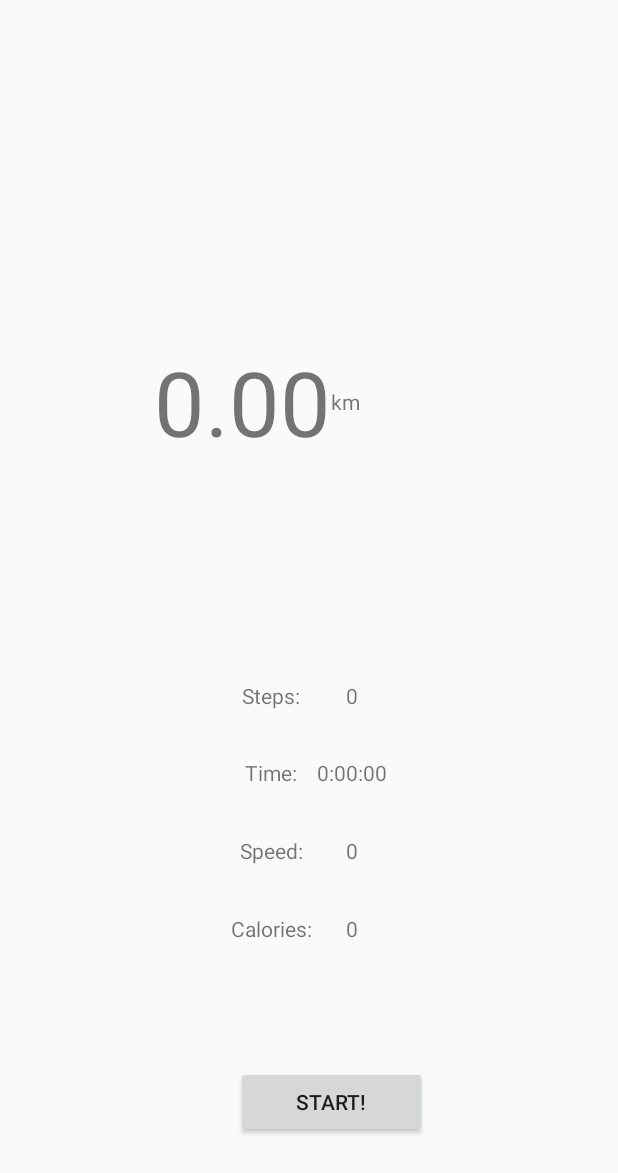
After one commit to 1105959326/IAT359, an Android app: the RecordPage screen opened directly, with no data from a screen before it, on a phone screen of 412 x 824 dp. The commit adds this screen. Shown: the top 1173 px of the screen. Run offline under Robolectric (Android 15) with nearby library versions, the phone set to English and light mode, and no system bars.

Commit message:
update function

```diff
--- a/weFit/app/src/main/AndroidManifest.xml
+++ b/weFit/app/src/main/AndroidManifest.xml
@@ -19,6 +19,7 @@
                 <category android:name="android.intent.category.LAUNCHER" />
             </intent-filter>
         </activity>
+        <activity android:name=".RecordPage"></activity>
     </application>
 
 </manifest>
--- /dev/null
+++ b/weFit/app/src/main/java/com/example/wefit/RecordPage.java
@@ -0,0 +1,117 @@
+package com.example.wefit;
+
+import android.app.Activity;
+import android.hardware.Sensor;
+import android.hardware.SensorEvent;
+import android.hardware.SensorEventListener;
+import android.hardware.SensorManager;
+import android.os.Bundle;
+import android.util.Log;
+import android.view.View;
+import android.widget.Button;
+import android.widget.TextView;
+
+public class RecordPage extends Activity implements View.OnClickListener, SensorEventListener {
+
+    private Button startBtn, resumeBtn, finishBtn;
+    private boolean state = false;
+    private TextView stepText, typeText, stateText;
+    private String type;
+    private SensorManager sm;
+    private Sensor sensorS;
+    private int stepNum = 0;
+
+
+    public void onCreate(Bundle b) {
+        super.onCreate(b);
+        setContentView(R.layout.record_page);
+
+        findById();
+
+        type = getIntent().getStringExtra("state");
+        if(type == "run")findViewById(R.id.step_layer).setVisibility(View.VISIBLE);
+
+        sm = (SensorManager) getSystemService(this.SENSOR_SERVICE);
+        sensorS = sm.getDefaultSensor(Sensor.TYPE_STEP_DETECTOR);
+        activity();
+    }
+
+    private void findById(){
+        startBtn = findViewById(R.id.start_btn);
+        resumeBtn = findViewById(R.id.resume_button);
+        finishBtn = findViewById(R.id.finish_btn);
+
+        stepText = findViewById(R.id.steps);
+        typeText = findViewById(R.id.activity_type);
+        stateText = findViewById(R.id.activity_state);
+
+
+        startBtn.setOnClickListener(this);
+        resumeBtn.setOnClickListener(this);
+        finishBtn.setOnClickListener(this);
+
+        resumeBtn.setVisibility(View.INVISIBLE);
+        finishBtn.setVisibility(View.INVISIBLE);
+    }
+
+    private void activity(){
+        stateText.setText("");
+        typeText.setText(type);
+    }
+
+
+    @Override
+    public void onClick(View v) {
+        if (v.getId() == R.id.start_btn){
+            startBtn.setVisibility(View.GONE);
+            resumeBtn.setVisibility(View.VISIBLE);
+            finishBtn.setVisibility(View.VISIBLE);
+            state = true;
+            stateText.setText("Started");
+        }
+
+        if(v.getId() == R.id.resume_button){
+            if(state) {
+                resumeBtn.setText("Resume");
+                state = false;
+                stateText.setText("Paused");
+            }
+            else{
+                resumeBtn.setText("pause");
+                state = true;
+                stateText.setText("Started");
+            }
+        }
+
+        if (v.getId() == R.id.finish_btn){
+            finish();
+        }
+    }
+
+    @Override
+    public void onSensorChanged(SensorEvent event) {
+        stepNum = (int) event.values[0];
+
+
+    }
+
+    @Override
+    public void onAccuracyChanged(Sensor sensor, int accuracy) {
+
+    }
+
+    @Override
+    protected void onResume() {
+
+        super.onResume();
+
+        sm.registerListener(this, sensorS, SensorManager.SENSOR_DELAY_NORMAL);
+    }
+
+    protected void onStop() {
+
+        super.onStop();
+
+        sm.unregisterListener(this, sensorS);
+    }
+}
--- a/weFit/app/src/main/java/com/example/wefit/RecordingActivity.java
+++ b/weFit/app/src/main/java/com/example/wefit/RecordingActivity.java
@@ -1,6 +1,8 @@
 package com.example.wefit;
 
+import android.content.Intent;
 import android.os.Bundle;
+import android.util.Log;
 import android.view.LayoutInflater;
 import android.view.View;
 import android.view.ViewGroup;
@@ -12,7 +14,7 @@ import androidx.fragment.app.Fragment;
 public class RecordingActivity extends Fragment implements View.OnClickListener{
 
     private Button runBtn, rideBtn, startBtn;
-
+    private int state = 1;
     private Button firstButton;
     private SecondFragment secondFragment;
 
@@ -37,11 +39,29 @@ public class RecordingActivity extends Fragment implements View.OnClickListener{
         rideBtn = view.findViewById(R.id.ride_button);
         startBtn = view.findViewById(R.id.startRec);
 
-
+        runBtn.setOnClickListener(this);
+        rideBtn.setOnClickListener(this);
+        startBtn.setOnClickListener(this);
     }
 
     @Override
     public void onClick(View v) {
+        if(v.getId() == R.id.run_button){
+            state = 1;
+        }
+        if(v.getId() == R.id.ride_button){
+            state = 2;
+        }
+
+        if(v.getId() == R.id.startRec){
+            if (state == 1){
+
+                Intent i = new Intent(getContext(), RecordPage.class);
+                i.putExtra("state", "run");
+                getContext().startActivity(i);
+
+            }
+        }
 
     }
 }
--- /dev/null
+++ b/weFit/app/src/main/res/layout/record_page.xml
@@ -0,0 +1,202 @@
+<?xml version="1.0" encoding="utf-8"?>
+<androidx.constraintlayout.widget.ConstraintLayout
+    xmlns:android="http://schemas.android.com/apk/res/android"
+    xmlns:app="http://schemas.android.com/apk/res-auto"
+    android:layout_width="match_parent"
+    android:layout_height="match_parent">
+
+    <TableLayout
+        android:layout_width="match_parent"
+        android:layout_height="match_parent"
+        android:orientation="horizontal"
+        app:layout_constraintBottom_toBottomOf="parent"
+        app:layout_constraintEnd_toEndOf="parent"
+        app:layout_constraintStart_toStartOf="parent"
+        app:layout_constraintTop_toTopOf="parent">
+
+        <TableRow
+            android:layout_width="match_parent"
+            android:layout_height="match_parent"
+            android:layout_weight="1">
+
+            <TextView
+                android:id="@+id/activity_type"
+                android:layout_width="wrap_content"
+                android:layout_height="wrap_content"
+                android:layout_weight="0"
+                android:text="TextView"
+                android:textSize="24sp" />
+
+            <TextView
+                android:id="@+id/activity_state"
+                android:layout_width="match_parent"
+                android:layout_height="match_parent"
+                android:layout_weight="6"
+                android:text="TextView"
+                android:textSize="18sp" />
+
+        </TableRow>
+
+        <TableRow
+            android:layout_width="match_parent"
+            android:layout_height="match_parent"
+            android:layout_weight="4"
+            android:gravity="center">
+
+            <TextView
+                android:id="@+id/textView"
+                android:layout_width="wrap_content"
+                android:layout_height="wrap_content"
+                android:text="0.00"
+                android:textSize="60sp" />
+
+            <TextView
+                android:id="@+id/textView2"
+                android:layout_width="wrap_content"
+                android:layout_height="wrap_content"
+                android:text="km" />
+        </TableRow>
+
+        <TableRow
+            android:layout_width="match_parent"
+            android:layout_height="match_parent"
+            android:layout_weight="2">
+
+            <TableLayout
+                android:layout_width="match_parent"
+                android:layout_height="match_parent"
+                android:layout_weight="1">
+
+                <TableRow
+                    android:id="@+id/step_layer"
+                    android:layout_width="match_parent"
+                    android:layout_height="match_parent"
+                    android:layout_gravity="center"
+                    android:layout_weight="1">
+
+                    <TextView
+                        android:id="@+id/textView5"
+                        android:layout_width="match_parent"
+                        android:layout_height="wrap_content"
+                        android:layout_gravity="center"
+                        android:layout_weight="1"
+                        android:gravity="end"
+                        android:text="Steps: "
+                        android:textAlignment="viewEnd" />
+
+                    <TextView
+                        android:id="@+id/steps"
+                        android:layout_width="wrap_content"
+                        android:layout_height="wrap_content"
+                        android:layout_gravity="center"
+                        android:layout_weight="1"
+                        android:text="0" />
+
+                </TableRow>
+
+                <TableRow
+                    android:layout_width="match_parent"
+                    android:layout_height="match_parent"
+                    android:layout_weight="1" >
+
+                    <TextView
+                        android:id="@+id/textView7"
+                        android:layout_width="match_parent"
+                        android:layout_height="wrap_content"
+                        android:layout_gravity="center"
+                        android:layout_weight="1"
+                        android:gravity="end"
+                        android:text="Time: "
+                        android:textAlignment="viewEnd" />
+
+                    <TextView
+                        android:id="@+id/time"
+                        android:layout_width="wrap_content"
+                        android:layout_height="wrap_content"
+                        android:layout_gravity="center"
+                        android:layout_weight="1"
+                        android:text="0:00:00" />
+                </TableRow>
+
+                <TableRow
+                    android:layout_width="match_parent"
+                    android:layout_height="match_parent"
+                    android:layout_weight="1" >
+
+                    <TextView
+                        android:id="@+id/textView8"
+                        android:layout_width="match_parent"
+                        android:layout_height="wrap_content"
+                        android:layout_gravity="center"
+                        android:layout_weight="1"
+                        android:gravity="end"
+                        android:text="Speed: "
+                        android:textAlignment="viewEnd" />
+
+                    <TextView
+                        android:id="@+id/speed"
+                        android:layout_width="wrap_content"
+                        android:layout_height="wrap_content"
+                        android:layout_gravity="center"
+                        android:layout_weight="1"
+                        android:text="0" />
+                </TableRow>
+
+                <TableRow
+                    android:layout_width="match_parent"
+                    android:layout_height="match_parent"
+                    android:layout_weight="1" >
+
+                    <TextView
+                        android:id="@+id/textView9"
+                        android:layout_width="match_parent"
+                        android:layout_height="wrap_content"
+                        android:layout_gravity="center"
+                        android:layout_weight="1"
+                        android:gravity="end"
+                        android:text="Calories: "
+                        android:textAlignment="viewEnd" />
+
+                    <TextView
+                        android:id="@+id/speed2"
+                        android:layout_width="wrap_content"
+                        android:layout_height="wrap_content"
+                        android:layout_gravity="center"
+                        android:layout_weight="1"
+                        android:text="0" />
+                </TableRow>
+            </TableLayout>
+        </TableRow>
+
+        <TableRow
+            android:layout_width="match_parent"
+            android:layout_height="match_parent"
+            android:layout_weight="2"
+            android:gravity="center">
+
+            <Button
+                android:id="@+id/resume_button"
+                android:layout_width="wrap_content"
+                android:layout_height="wrap_content"
+                android:layout_weight="1"
+                android:text="Pause"
+                android:visibility="visible" />
+
+            <Button
+                android:id="@+id/start_btn"
+                android:layout_width="match_parent"
+                android:layout_height="wrap_content"
+                android:layout_weight="1"
+                android:text="start!" />
+
+            <Button
+                android:id="@+id/finish_btn"
+                android:layout_width="wrap_content"
+                android:layout_height="wrap_content"
+                android:layout_weight="1"
+                android:text="Finish"
+                android:visibility="visible" />
+
+        </TableRow>
+    </TableLayout>
+</androidx.constraintlayout.widget.ConstraintLayout>
```
